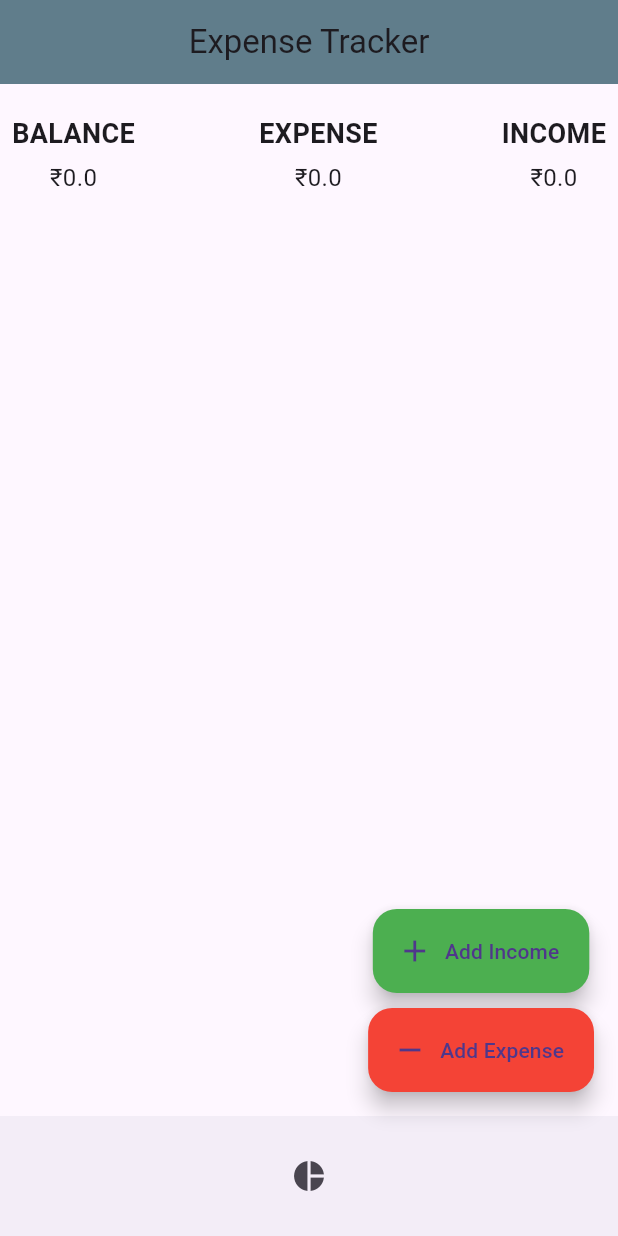
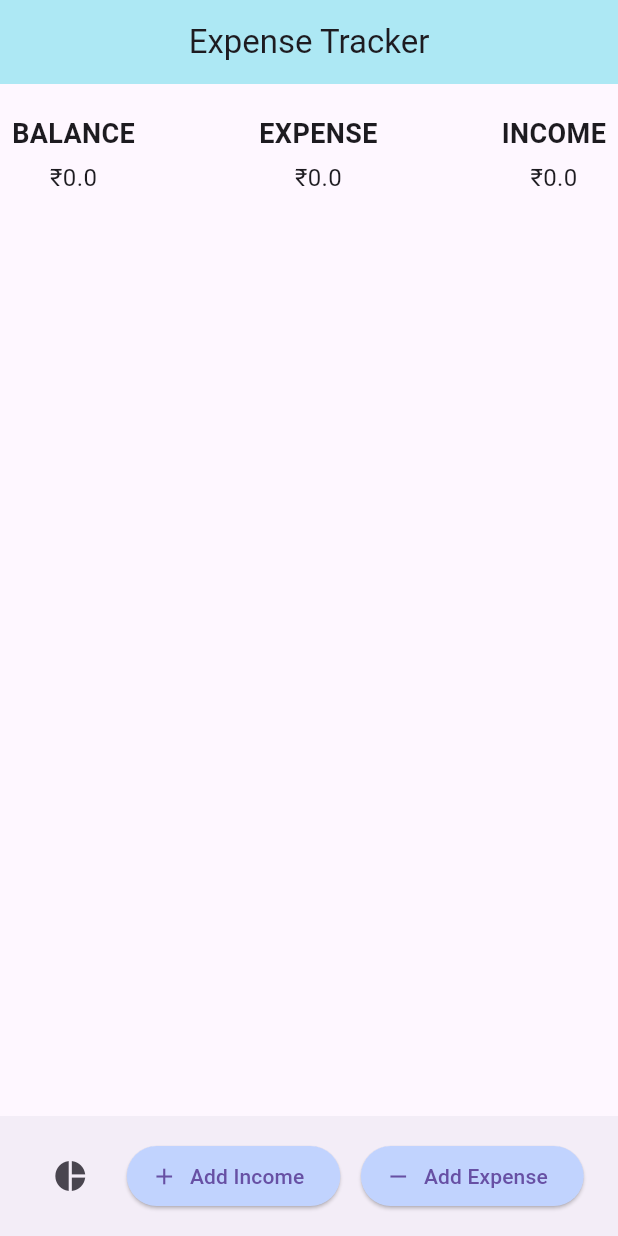
Before and after one commit to bit-007/FlutterApp, a Flutter app: the screen it shows after launch, on a phone screen of 412 x 824 dp. Run offline on Flutter 3.47's test engine with Material 3 defaults, Android fonts, the phone set to English and light mode, and no system bars; our stand-ins replace fl_chart.

Commit message:
Update home_page.dart

```diff
--- a/lib/pages/home_page.dart
+++ b/lib/pages/home_page.dart
@@ -3,8 +3,8 @@ import 'package:intl/intl.dart';
 import 'package:provider/provider.dart';
 import '../expense_model.dart';
 import '../pages/pie_chart_page.dart';
+
 import '../widget/ fund_condition_widget.dart';
-
 import '../widget/item.dart';
 
 class HomePage extends StatefulWidget {
@@ -175,33 +175,14 @@ class _HomePageState extends State<HomePage> {
 
     return Scaffold(
       resizeToAvoidBottomInset: false,
-      floatingActionButton: Column(
-        mainAxisAlignment: MainAxisAlignment.end,
-        children: [
-          FloatingActionButton.extended(
-            backgroundColor: Colors.green,
-            onPressed: () => _showAddDialog(true),
-            label: const Text('Add Income'),
-            icon: const Icon(Icons.add),
-            heroTag: "addIncome",
-          ),
-          const SizedBox(height: 10),
-          FloatingActionButton.extended(
-            backgroundColor: Colors.red,
-            onPressed: () => _showAddDialog(false),
-            label: const Text('Add Expense'),
-            icon: const Icon(Icons.remove),
-            heroTag: "addExpense",
-          ),
-        ],
-      ),
       appBar: AppBar(
         title: const Text("Expense Tracker"),
         centerTitle: true,
-        backgroundColor: Colors.blueGrey,
+        backgroundColor: Color(0xFFADE8F4),
         elevation: 0,
       ),
-      body: Padding(
+      body: SingleChildScrollView(
+        child: Padding(
           padding: const EdgeInsets.only(top: 20),
           child: Column(
             crossAxisAlignment: CrossAxisAlignment.center,
@@ -236,8 +217,9 @@ class _HomePageState extends State<HomePage> {
                 ],
               ),
               const SizedBox(height: 14),
-            Expanded(
-              child: ListView.builder(
+              ListView.builder(
+                shrinkWrap: true,
+                physics: NeverScrollableScrollPhysics(),
                 itemCount: Provider.of<ExpenseData>(context).expenses.length,
                 itemBuilder: (context, index) {
                   final expense =
@@ -299,12 +281,15 @@ class _HomePageState extends State<HomePage> {
                   );
                 },
               ),
-            ),
             ],
           ),
         ),
+      ),
       bottomNavigationBar: BottomAppBar(
-        child: IconButton(
+        child: Row(
+          mainAxisAlignment: MainAxisAlignment.spaceAround,
+          children: [
+            IconButton(
               icon: const Icon(Icons.pie_chart),
               onPressed: () {
                 Navigator.push(
@@ -313,6 +298,24 @@ class _HomePageState extends State<HomePage> {
                 );
               },
             ),
+            ElevatedButton.icon(
+              onPressed: () => _showAddDialog(true),
+              icon: const Icon(Icons.add),
+              label: const Text('Add Income'),
+              style: ElevatedButton.styleFrom(
+                backgroundColor: Color(0xFFc1d3fe),
+              ),
+            ),
+            ElevatedButton.icon(
+              onPressed: () => _showAddDialog(false),
+              icon: const Icon(Icons.remove),
+              label: const Text('Add Expense'),
+              style: ElevatedButton.styleFrom(
+                backgroundColor: Color(0xFFc1d3fe),
+              ),
+            ),
+          ],
+        ),
       ),
     );
   }
```
Lines whose indentation alone changed are shown as unchanged.
